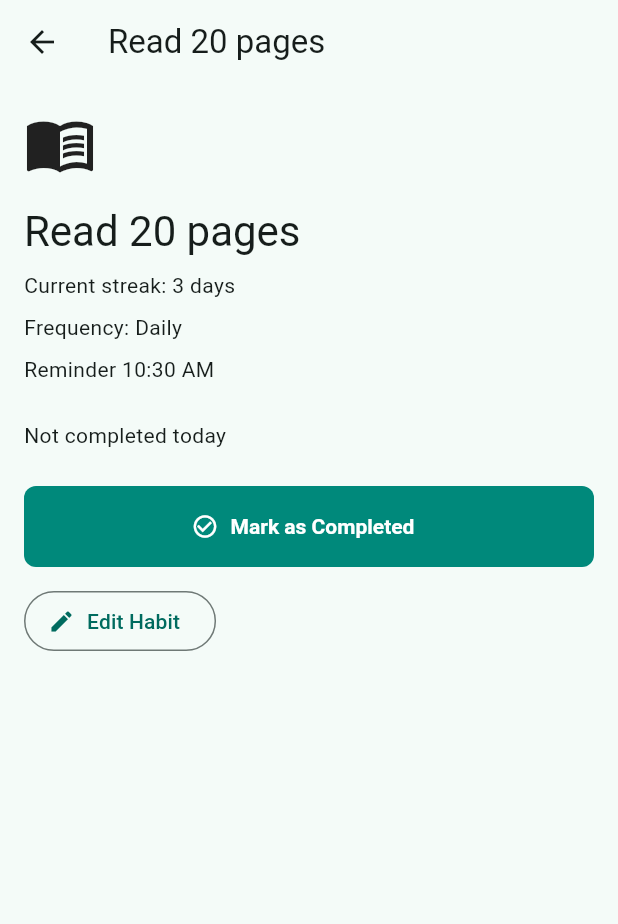
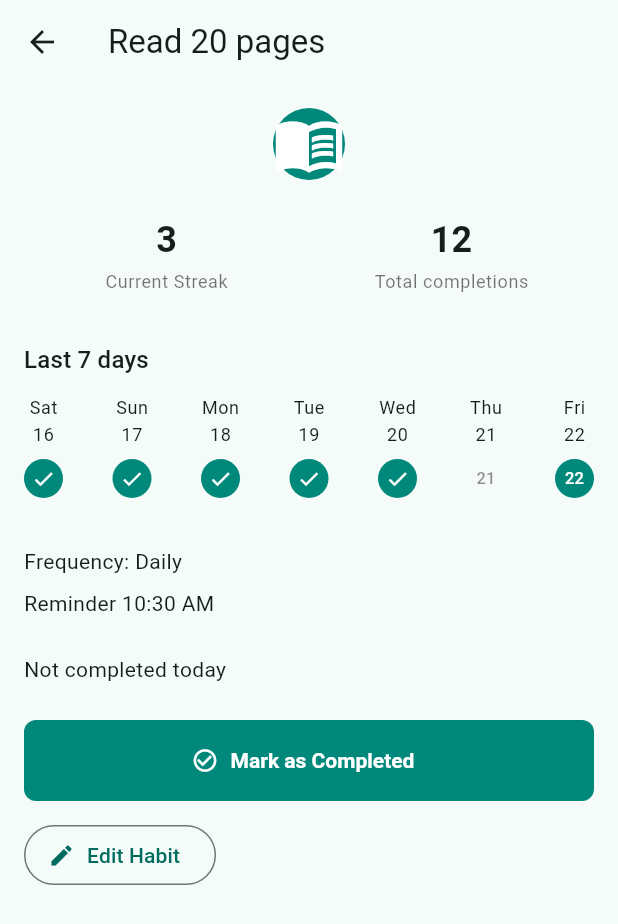
Before and after one commit to VoTrieu/personal_habit, a Flutter app: the screen it shows after launch, after a tap on "Read 20 pages", on a phone screen of 412 x 824 dp. Shown: the top 924 px of the screen. Run offline on Flutter 3.47's test engine with Material 3 defaults, Android fonts, the phone set to English and light mode, and no system bars; statements that could not run were skipped.

Commit message:
Added Completion Week Strip

```diff
--- a/lib/features/habit_detail/habit_detail_screen.dart
+++ b/lib/features/habit_detail/habit_detail_screen.dart
@@ -1,14 +1,20 @@
 import 'package:flutter/material.dart';
+import 'package:personal_habit/theme/app_colors.dart';
 
 import '../../models/habit.dart';
 import '../../theme/app_dimensions.dart';
 import '../../utils/time_formatters.dart';
+import '../../widgets/completion_week_strip.dart';
 import 'habit_detail_result.dart';
 
 class HabitDetailScreen extends StatelessWidget {
   const HabitDetailScreen({super.key, required this.habit});
 
   final Habit habit;
+
+  int get totalCompletions {
+    return habit.streak * 4;
+  }
 
   @override
   Widget build(BuildContext context) {
@@ -19,11 +25,45 @@ class HabitDetailScreen extends StatelessWidget {
         child: Column(
           crossAxisAlignment: CrossAxisAlignment.start,
           children: [
-            Icon(habit.icon, size: AppSizes.detailIconSize),
-            const SizedBox(height: AppSpacing.lg),
-            Text(habit.name, style: Theme.of(context).textTheme.headlineMedium),
-            const SizedBox(height: AppSpacing.sm),
-            Text('Current streak: ${habit.streak} days'),
+            Center(
+              child: CircleAvatar(
+                radius: AppSizes.detailIconSize / 2,
+                backgroundColor: habit.color,
+                foregroundColor: AppColors.white,
+                child: Icon(habit.icon, size: AppSizes.detailIconSize),
+              ),
+            ),
+            const SizedBox(height: AppSpacing.xl),
+            Row(
+              children: [
+                Expanded(
+                  child: _DetailStat(
+                    value: '${habit.streak}',
+                    label: 'Current Streak',
+                  ),
+                ),
+                Expanded(
+                  child: _DetailStat(
+                    value: '$totalCompletions',
+                    label: 'Total completions',
+                  ),
+                ),
+              ],
+            ),
+            const SizedBox(height: AppSpacing.xxl),
+            const CompletionWeekStrip(
+              title: 'Last 7 days',
+              days: [
+                CompletionDay(label: 'Sat', date: '16', isCompleted: true),
+                CompletionDay(label: 'Sun', date: '17', isCompleted: true),
+                CompletionDay(label: 'Mon', date: '18', isCompleted: true),
+                CompletionDay(label: 'Tue', date: '19', isCompleted: true),
+                CompletionDay(label: 'Wed', date: '20', isCompleted: true),
+                CompletionDay(label: 'Thu', date: '21'),
+                CompletionDay(label: 'Fri', date: '22', isToday: true),
+              ],
+            ),
+            const SizedBox(height: AppSpacing.xl),
             const SizedBox(height: AppSpacing.sm),
             Text('Frequency: ${habit.frequency}'),
             const SizedBox(height: AppSpacing.sm),
@@ -76,3 +116,31 @@ class HabitDetailScreen extends StatelessWidget {
     );
   }
 }
+
+class _DetailStat extends StatelessWidget {
+  const _DetailStat({required this.value, required this.label});
+
+  final String value;
+  final String label;
+
+  @override
+  Widget build(BuildContext context) {
+    return Column(
+      children: [
+        Text(
+          value,
+          style: Theme.of(
+            context,
+          ).textTheme.headlineSmall?.copyWith(fontWeight: FontWeight.w700),
+        ),
+        const SizedBox(height: AppSpacing.xs),
+        Text(
+          label,
+          style: Theme.of(
+            context,
+          ).textTheme.bodySmall?.copyWith(color: AppColors.textMuted),
+        ),
+      ],
+    );
+  }
+}
--- a/lib/features/today/today_screen.dart
+++ b/lib/features/today/today_screen.dart
@@ -1,8 +1,8 @@
 import 'package:flutter/material.dart';
-import 'package:personal_habit/models/new_habit_result.dart';
 
 import '../../data/sample_habits.dart';
 import '../../models/habit.dart';
+import '../../models/new_habit_result.dart';
 import '../../theme/app_dimensions.dart';
 import '../habit_detail/habit_detail_result.dart';
 import '../habit_detail/habit_detail_screen.dart';
@@ -11,8 +11,6 @@ import 'widgets/add_habit_dialog.dart';
 import 'widgets/habit_summary.dart';
 import 'widgets/habit_tile.dart';
 import 'widgets/today_header.dart';
-import 'widgets/week_strip.dart';
-
 class TodayScreen extends StatefulWidget {
   const TodayScreen({super.key});
   @override
@@ -176,7 +174,18 @@ class _TodayScreenState extends State<TodayScreen> {
                 children: [
                   const TodayHeader(),
                   const SizedBox(height: AppSpacing.headerToWeek),
-                  const WeekStrip(),
+                  const CompletionWeekStrip(
+                    showBorder: true,
+                    days: [
+                      CompletionDay(label: 'Mon', date: '18', isCompleted: true),
+                      CompletionDay(label: 'Tue', date: '19', isCompleted: true),
+                      CompletionDay(label: 'Wed', date: '20', isCompleted: false),
+                      CompletionDay(label: 'Thu', date: '21'),
+                      CompletionDay(label: 'Fri', date: '22', isToday: true),
+                      CompletionDay(label: 'Sat', date: '23'),
+                      CompletionDay(label: 'Sun', date: '24'),
+                    ]
+                  ),
                   const SizedBox(height: AppSpacing.xl),
                   HabitSummary(
                     bestStreak: bestStreak,
--- a/lib/features/today/widgets/week_strip.dart
+++ /dev/null
@@ -1,84 +0,0 @@
-import 'package:flutter/material.dart';
-
-import '../../../theme/app_colors.dart';
-import '../../../theme/app_dimensions.dart';
-
-class WeekStrip extends StatelessWidget {
-  const WeekStrip({super.key});
-
-  static const days = [
-    _WeekDay(label: 'Mon', date: '18', isCompleted: true),
-    _WeekDay(label: 'Tue', date: '19', isCompleted: true),
-    _WeekDay(label: 'Wed', date: '20', isCompleted: true),
-    _WeekDay(label: 'Thu', date: '21', isCompleted: false),
-    _WeekDay(label: 'Fri', date: '22', isToday: true),
-    _WeekDay(label: 'Sat', date: '23', isCompleted: false),
-    _WeekDay(label: 'Sun', date: '24', isCompleted: false),
-  ];
-
-  @override
-  Widget build(BuildContext context) {
-    return Container(
-      padding: const EdgeInsets.symmetric(
-        horizontal: AppSpacing.fieldVertical,
-        vertical: AppSpacing.md,
-      ),
-      decoration: BoxDecoration(
-        border: Border.all(color: AppColors.borderLight),
-        borderRadius: BorderRadius.circular(AppRadius.md),
-      ),
-      child: Row(
-        mainAxisAlignment: MainAxisAlignment.spaceBetween,
-        children: days.map((day) => _WeekDayItem(day: day)).toList(),
-      ),
-    );
-  }
-}
-
-class _WeekDayItem extends StatelessWidget {
-  final _WeekDay day;
-
-  const _WeekDayItem({required this.day});
-
-  @override
-  Widget build(BuildContext context) {
-    final colorScheme = Theme.of(context).colorScheme;
-    final isFilled = day.isToday || day.isCompleted;
-
-    return Column(
-      children: [
-        Text(day.label, style: Theme.of(context).textTheme.bodySmall),
-        const SizedBox(height: AppSpacing.xxs),
-        Text(day.date, style: Theme.of(context).textTheme.bodySmall),
-        const SizedBox(height: AppSpacing.sm),
-        CircleAvatar(
-          radius: AppSizes.weekDayRadius,
-          backgroundColor: isFilled
-              ? colorScheme.primary
-              : AppColors.transparent,
-          foregroundColor: isFilled ? AppColors.white : AppColors.iconSubtle,
-          child: day.isCompleted
-              ? const Icon(Icons.check, size: AppSizes.weekCheckIconSize)
-              : Text(
-                  day.date,
-                  style: const TextStyle(fontSize: AppSizes.weekDateFontSize),
-                ),
-        ),
-      ],
-    );
-  }
-}
-
-class _WeekDay {
-  final String label;
-  final String date;
-  final bool isToday;
-  final bool isCompleted;
-
-  const _WeekDay({
-    required this.label,
-    required this.date,
-    this.isToday = false,
-    this.isCompleted = false,
-  });
-}
--- /dev/null
+++ b/lib/widgets/completion_week_strip.dart
@@ -0,0 +1,102 @@
+
+import 'package:flutter/material.dart';
+
+import '../theme/app_colors.dart';
+import '../theme/app_dimensions.dart';
+
+class CompletionWeekStrip extends StatelessWidget {
+    final List<CompletionDay> days;
+    final String? title;
+    final bool showBorder;
+
+    const CompletionWeekStrip({
+      super.key,
+      required this.days,
+      this.title,
+      this.showBorder = false,
+    });
+
+    @override
+    Widget build(BuildContext context) {
+      final content = Row(
+        mainAxisAlignment: MainAxisAlignment.spaceBetween,
+        children: days.map((day) => _CompletionDayItem(day: day)).toList(),
+      );
+
+      final child = Column(
+        crossAxisAlignment: CrossAxisAlignment.start,
+        children: [
+          if (title != null) ...[
+            Text(
+              title!,
+              style: Theme.of(context).textTheme.titleMedium,
+            ),
+            const SizedBox(height: AppSpacing.md),
+          ],
+          content,
+        ],
+      );
+
+      if (!showBorder) {
+        return child;
+      }
+
+      return Container(
+        padding: const EdgeInsets.symmetric(
+          horizontal: AppSpacing.fieldVertical,
+          vertical: AppSpacing.md,
+        ),
+        decoration: BoxDecoration(
+          border: Border.all(color: AppColors.borderLight),
+          borderRadius: BorderRadius.circular(AppRadius.sm),
+        ),
+        child: child,
+
+      );
+    }
+}
+
+class CompletionDay {
+  final String label;
+  final String date;
+  final bool isCompleted;
+  final bool isToday;
+
+  const CompletionDay({
+    required this.label,
+    required this.date,
+    this.isToday = false,
+    this.isCompleted = false,
+  });
+}
+
+class _CompletionDayItem extends StatelessWidget {
+  const _CompletionDayItem({required this.day});
+
+  final CompletionDay day;
+
+  @override
+  Widget build(BuildContext context) {
+    final isFilled = day.isCompleted || day.isToday;
+
+    return Column(
+      children: [
+        Text(day.label, style: Theme.of(context).textTheme.bodySmall),
+        const SizedBox(height: AppSpacing.xxs),
+        Text(day.date, style: Theme.of(context).textTheme.bodySmall),
+        const SizedBox(height: AppSpacing.sm),
+        CircleAvatar(
+          radius: AppSizes.weekDayRadius,
+          backgroundColor: isFilled ? AppColors.primary : AppColors.transparent,
+          foregroundColor: isFilled ? AppColors.white : AppColors.iconSubtle,
+          child: day.isCompleted
+              ? const Icon(Icons.check, size: AppSizes.weekCheckIconSize)
+              : Text(
+                  day.date,
+                  style: const TextStyle(fontSize: AppSizes.weekDateFontSize),
+                ),
+        ),
+      ]
+    );
+  }
+}
```
